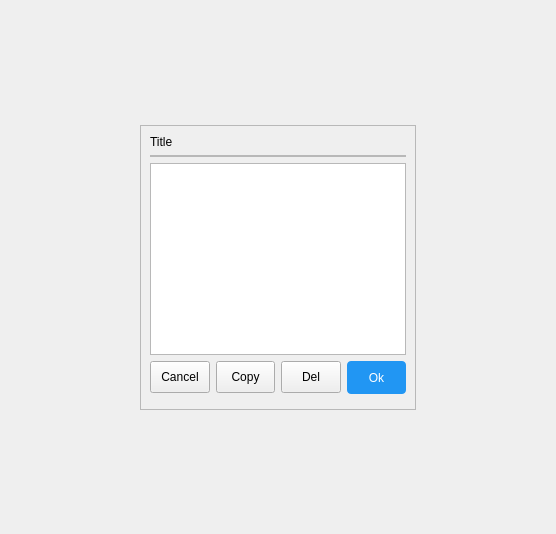
The window that src/Comm/ShowMessage.ui (ic005k/Knot) describes before a commit, drawn with Qt 5.
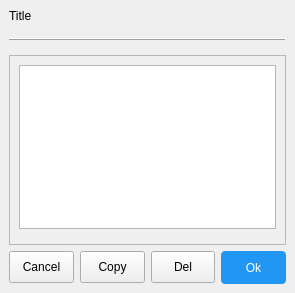
The same window after the commit.

```diff
--- a/src/Comm/ShowMessage.ui
+++ b/src/Comm/ShowMessage.ui
@@ -6,31 +6,33 @@
    <rect>
     <x>0</x>
     <y>0</y>
-    <width>556</width>
-    <height>534</height>
+    <width>295</width>
+    <height>293</height>
    </rect>
   </property>
   <property name="windowTitle">
    <string>Dialog</string>
   </property>
-  <layout class="QGridLayout" name="gridLayout_2">
-   <item row="0" column="0">
+  <layout class="QVBoxLayout" name="verticalLayout_2">
+   <property name="spacing">
+    <number>0</number>
+   </property>
+   <property name="leftMargin">
+    <number>0</number>
+   </property>
+   <property name="topMargin">
+    <number>0</number>
+   </property>
+   <property name="rightMargin">
+    <number>0</number>
+   </property>
+   <property name="bottomMargin">
+    <number>0</number>
+   </property>
+   <item>
     <widget class="QWidget" name="widget" native="true">
      <layout class="QGridLayout" name="gridLayout">
-      <item row="1" column="2">
-       <spacer name="horizontalSpacer_2">
-        <property name="orientation">
-         <enum>Qt::Horizontal</enum>
-        </property>
-        <property name="sizeHint" stdset="0">
-         <size>
-          <width>40</width>
-          <height>20</height>
-         </size>
-        </property>
-       </spacer>
-      </item>
-      <item row="1" column="1">
+      <item row="2" column="0">
        <widget class="QFrame" name="frame">
         <property name="sizePolicy">
          <sizepolicy hsizetype="Preferred" vsizetype="Preferred">
@@ -49,6 +51,12 @@
           <number>15</number>
          </property>
          <item>
+          <widget class="QTextEdit" name="editMsg"/>
+         </item>
+        </layout>
+       </widget>
+      </item>
+      <item row="0" column="0">
           <widget class="QLabel" name="lblTitle">
            <property name="sizePolicy">
             <sizepolicy hsizetype="Preferred" vsizetype="Preferred">
@@ -61,7 +69,7 @@
            </property>
           </widget>
          </item>
-         <item>
+      <item row="1" column="0">
           <widget class="QFrame" name="hframe">
            <property name="sizePolicy">
             <sizepolicy hsizetype="Preferred" vsizetype="Fixed">
@@ -72,21 +80,18 @@
            <property name="minimumSize">
             <size>
              <width>0</width>
-             <height>2</height>
+          <height>20</height>
             </size>
            </property>
            <property name="frameShape">
-            <enum>QFrame::StyledPanel</enum>
+         <enum>QFrame::Shape::HLine</enum>
            </property>
            <property name="frameShadow">
             <enum>QFrame::Raised</enum>
            </property>
           </widget>
          </item>
-         <item>
-          <widget class="QTextEdit" name="editMsg"/>
-         </item>
-         <item>
+      <item row="3" column="0">
           <layout class="QHBoxLayout" name="horizontalLayout">
            <item>
             <widget class="QToolButton" name="btnCancel">
@@ -196,48 +201,6 @@
             </widget>
            </item>
           </layout>
-         </item>
-        </layout>
-       </widget>
-      </item>
-      <item row="2" column="1">
-       <spacer name="verticalSpacer">
-        <property name="orientation">
-         <enum>Qt::Vertical</enum>
-        </property>
-        <property name="sizeHint" stdset="0">
-         <size>
-          <width>20</width>
-          <height>40</height>
-         </size>
-        </property>
-       </spacer>
-      </item>
-      <item row="1" column="0">
-       <spacer name="horizontalSpacer">
-        <property name="orientation">
-         <enum>Qt::Horizontal</enum>
-        </property>
-        <property name="sizeHint" stdset="0">
-         <size>
-          <width>40</width>
-          <height>20</height>
-         </size>
-        </property>
-       </spacer>
-      </item>
-      <item row="0" column="1">
-       <spacer name="verticalSpacer_2">
-        <property name="orientation">
-         <enum>Qt::Vertical</enum>
-        </property>
-        <property name="sizeHint" stdset="0">
-         <size>
-          <width>20</width>
-          <height>40</height>
-         </size>
-        </property>
-       </spacer>
       </item>
      </layout>
     </widget>
```
Left out of the diff: 6 changed lines with no effect on the pictures. Lines whose indentation alone changed are shown as unchanged.
